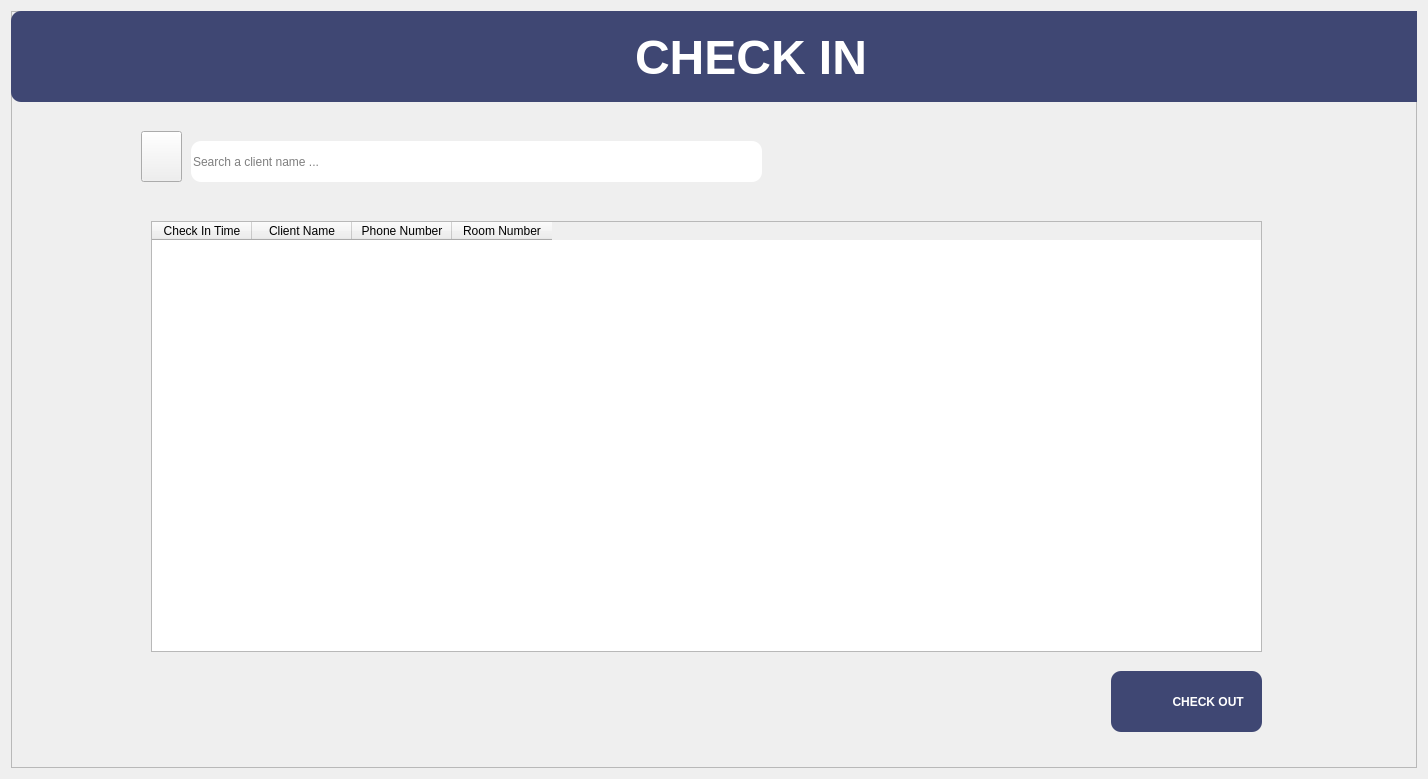
This is checking.ui in mindt102/HotelManagementSystem as Qt 5 draws it before an edit. The edited form follows.
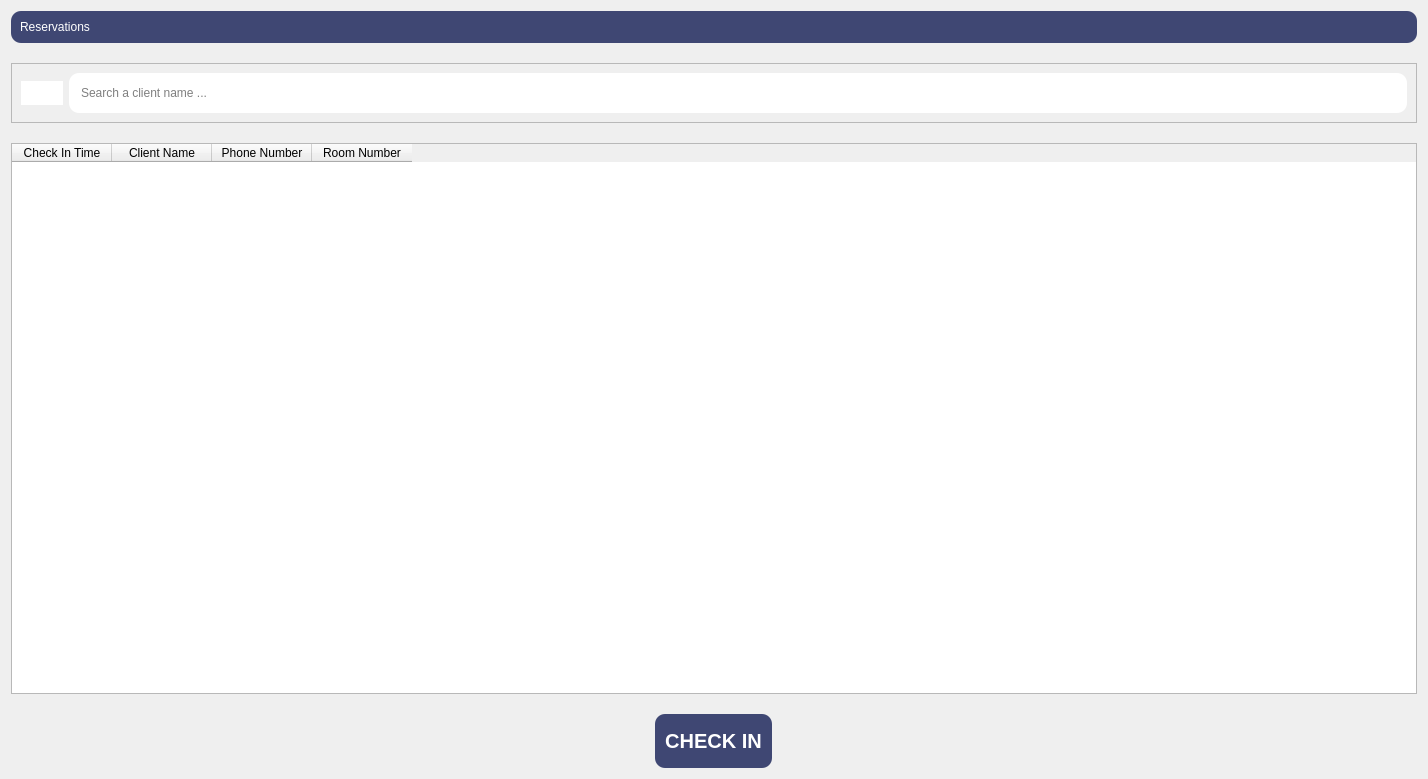
This is the edited form. Icons and pictures are not drawn.

Patch:
```diff
--- a/checking.ui
+++ b/checking.ui
@@ -14,54 +14,82 @@
    <string>Form</string>
   </property>
   <layout class="QVBoxLayout" name="verticalLayout">
+   <property name="spacing">
+    <number>20</number>
+   </property>
    <item>
     <widget class="QFrame" name="frame">
-     <property name="frameShape">
-      <enum>QFrame::StyledPanel</enum>
-     </property>
-     <property name="frameShadow">
-      <enum>QFrame::Raised</enum>
-     </property>
-     <widget class="QTextEdit" name="textEdit">
-      <property name="geometry">
-       <rect>
-        <x>0</x>
-        <y>0</y>
-        <width>1480</width>
-        <height>91</height>
-       </rect>
-      </property>
       <property name="styleSheet">
        <string notr="true">border-width: 1;
 border-style: none;
 border-radius: 10;
 background-color: #3f4773;
 color: white;
-padding-top:15px;</string>
-      </property>
-      <property name="html">
-       <string>&lt;!DOCTYPE HTML PUBLIC &quot;-//W3C//DTD HTML 4.0//EN&quot; &quot;http://www.w3.org/TR/REC-html40/strict.dtd&quot;&gt;
-&lt;html&gt;&lt;head&gt;&lt;meta name=&quot;qrichtext&quot; content=&quot;1&quot; /&gt;&lt;meta charset=&quot;utf-8&quot; /&gt;&lt;style type=&quot;text/css&quot;&gt;
-p, li { white-space: pre-wrap; }
-hr { height: 1px; border-width: 0; }
-&lt;/style&gt;&lt;/head&gt;&lt;body style=&quot; font-family:'.AppleSystemUIFont'; font-size:13pt; font-weight:400; font-style:normal;&quot;&gt;
-&lt;p align=&quot;center&quot; style=&quot; margin-top:0px; margin-bottom:0px; margin-left:0px; margin-right:0px; -qt-block-indent:0; text-indent:0px;&quot;&gt;&lt;span style=&quot; font-size:36pt; font-weight:700;&quot;&gt;CHECK IN&lt;/span&gt;&lt;/p&gt;&lt;/body&gt;&lt;/html&gt;</string>
-      </property>
-     </widget>
+</string>
+     </property>
+     <property name="frameShape">
+      <enum>QFrame::StyledPanel</enum>
+     </property>
+     <property name="frameShadow">
+      <enum>QFrame::Raised</enum>
+     </property>
+     <layout class="QVBoxLayout" name="verticalLayout_2">
+      <item>
+       <widget class="QLabel" name="label">
+        <property name="styleSheet">
+         <string notr="true">color: white</string>
+        </property>
+        <property name="text">
+         <string>Reservations</string>
+        </property>
+       </widget>
+      </item>
+     </layout>
+    </widget>
+   </item>
+   <item>
+    <widget class="QFrame" name="frame_2">
+     <property name="frameShape">
+      <enum>QFrame::StyledPanel</enum>
+     </property>
+     <property name="frameShadow">
+      <enum>QFrame::Raised</enum>
+     </property>
+     <layout class="QHBoxLayout" name="horizontalLayout">
+      <item>
+       <widget class="QPushButton" name="pushButton">
+        <property name="styleSheet">
+         <string notr="true">background-color: white;
+border-style: solid;
+border-radius: 15px;
+padding: 5;</string>
+        </property>
+        <property name="text">
+         <string/>
+        </property>
+        <property name="icon">
+         <iconset>
+          <normaloff>images/searching.png</normaloff>images/searching.png</iconset>
+        </property>
+        <property name="iconSize">
+         <size>
+          <width>32</width>
+          <height>32</height>
+         </size>
+        </property>
+        <property name="shortcut">
+         <string>Return</string>
+        </property>
+       </widget>
+      </item>
+      <item>
      <widget class="QLineEdit" name="lineEdit">
-      <property name="geometry">
-       <rect>
-        <x>180</x>
-        <y>130</y>
-        <width>571</width>
-        <height>41</height>
-       </rect>
-      </property>
       <property name="styleSheet">
        <string notr="true">border-width: 1;
 border-style: none;
 border-radius: 10;
-background-color: white;</string>
+background-color: white;
+padding: 12 10</string>
       </property>
       <property name="text">
        <string/>
@@ -70,15 +98,12 @@
        <string>Search a client name ...</string>
       </property>
      </widget>
+      </item>
+     </layout>
+    </widget>
+   </item>
+   <item>
      <widget class="QTableWidget" name="tableWidget">
-      <property name="geometry">
-       <rect>
-        <x>140</x>
-        <y>210</y>
-        <width>1111</width>
-        <height>431</height>
-       </rect>
-      </property>
       <column>
        <property name="text">
         <string>Check In Time</string>
@@ -100,89 +125,36 @@
        </property>
       </column>
      </widget>
-     <widget class="QLabel" name="label_2">
-      <property name="geometry">
-       <rect>
-        <x>570</x>
-        <y>8</y>
-        <width>81</width>
-        <height>81</height>
-       </rect>
-      </property>
-      <property name="text">
-       <string/>
-      </property>
-      <property name="pixmap">
-       <pixmap>images/checkin.png</pixmap>
-      </property>
-      <property name="scaledContents">
-       <bool>true</bool>
-      </property>
-     </widget>
+   </item>
+   <item alignment="Qt::AlignHCenter">
      <widget class="QPushButton" name="pushButton_5">
-      <property name="geometry">
-       <rect>
-        <x>1100</x>
-        <y>660</y>
-        <width>151</width>
-        <height>61</height>
-       </rect>
+     <property name="sizePolicy">
+      <sizepolicy hsizetype="Fixed" vsizetype="Fixed">
+       <horstretch>0</horstretch>
+       <verstretch>0</verstretch>
+      </sizepolicy>
+     </property>
+     <property name="font">
+      <font>
+       <pointsize>15</pointsize>
+       <weight>75</weight>
+       <bold>true</bold>
+      </font>
       </property>
       <property name="styleSheet">
        <string notr="true">color: white;
 background-color: #3f4773;
 border-radius: 10;
-font-weight: bold;</string>
+font-weight: bold;
+padding: 15 10;</string>
       </property>
       <property name="text">
-       <string>             CHECK OUT</string>
-      </property>
-     </widget>
-     <widget class="QLabel" name="label_3">
-      <property name="geometry">
-       <rect>
-        <x>1110</x>
-        <y>670</y>
-        <width>41</width>
-        <height>41</height>
-       </rect>
-      </property>
-      <property name="text">
-       <string/>
-      </property>
-      <property name="pixmap">
-       <pixmap>images/checkout.png</pixmap>
-      </property>
-      <property name="scaledContents">
-       <bool>true</bool>
-      </property>
-     </widget>
-     <widget class="QPushButton" name="pushButton">
-      <property name="geometry">
-       <rect>
-        <x>130</x>
-        <y>120</y>
-        <width>41</width>
-        <height>51</height>
-       </rect>
-      </property>
-      <property name="text">
-       <string/>
+      <string>CHECK IN</string>
       </property>
       <property name="icon">
        <iconset>
-        <normaloff>images/searching.png</normaloff>images/searching.png</iconset>
-      </property>
-      <property name="iconSize">
-       <size>
-        <width>32</width>
-        <height>32</height>
-       </size>
-      </property>
-      <property name="shortcut">
-       <string>Return</string>
-      </property>
-     </widget>
+       <normaloff>images/in-32.png</normaloff>images/in-32.png</iconset>
+     </property>
     </widget>
    </item>
   </layout>
```
Lines whose indentation alone changed are shown as unchanged.
